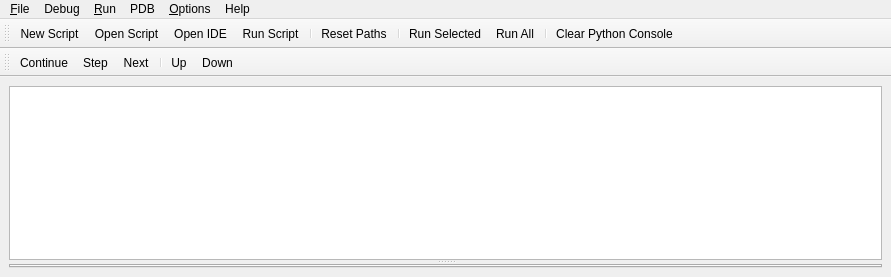
First picture: the form in blurdev/gui/windows/loggerwindow/ui/loggerwindow.ui, repository blurstudio/PrEditor, before the edit.
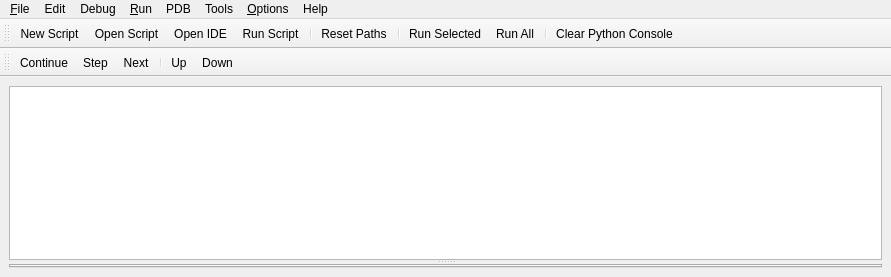
Second picture: the form after the edit. Custom widgets are drawn as their Qt base class.

Commit message: Refactor QShortcuts to QActions

```diff
--- a/blurdev/gui/windows/loggerwindow/ui/loggerwindow.ui
+++ b/blurdev/gui/windows/loggerwindow/ui/loggerwindow.ui
@@ -196,10 +196,31 @@
     <addaction name="separator"/>
     <addaction name="uiSetFlashWindowIntervalACT"/>
    </widget>
+   <widget class="QMenu" name="menuTools">
+    <property name="title">
+     <string>Tools</string>
+    </property>
+    <addaction name="uiGetPrevCmdACT"/>
+    <addaction name="uiGetNextCmdACT"/>
+   </widget>
+   <widget class="QMenu" name="menuEdit">
+    <property name="title">
+     <string>Edit</string>
+    </property>
+    <addaction name="uiFocusToConsoleACT"/>
+    <addaction name="uiCopyToConsoleACT"/>
+    <addaction name="uiFocusToWorkboxACT"/>
+    <addaction name="uiCopyToWorkboxACT"/>
+    <addaction name="separator"/>
+    <addaction name="uiNextTabACT"/>
+    <addaction name="uiPrevTabACT"/>
+   </widget>
    <addaction name="uiScriptingMENU"/>
+   <addaction name="menuEdit"/>
    <addaction name="uiDebugMENU"/>
    <addaction name="menu_Run"/>
    <addaction name="uiPdbMENU"/>
+   <addaction name="menuTools"/>
    <addaction name="uiFileMENU"/>
    <addaction name="uiHelpMENU"/>
   </widget>
```
Left out of the diff: 126 changed lines with no effect on the pictures. The commit also changes 2 other files.
